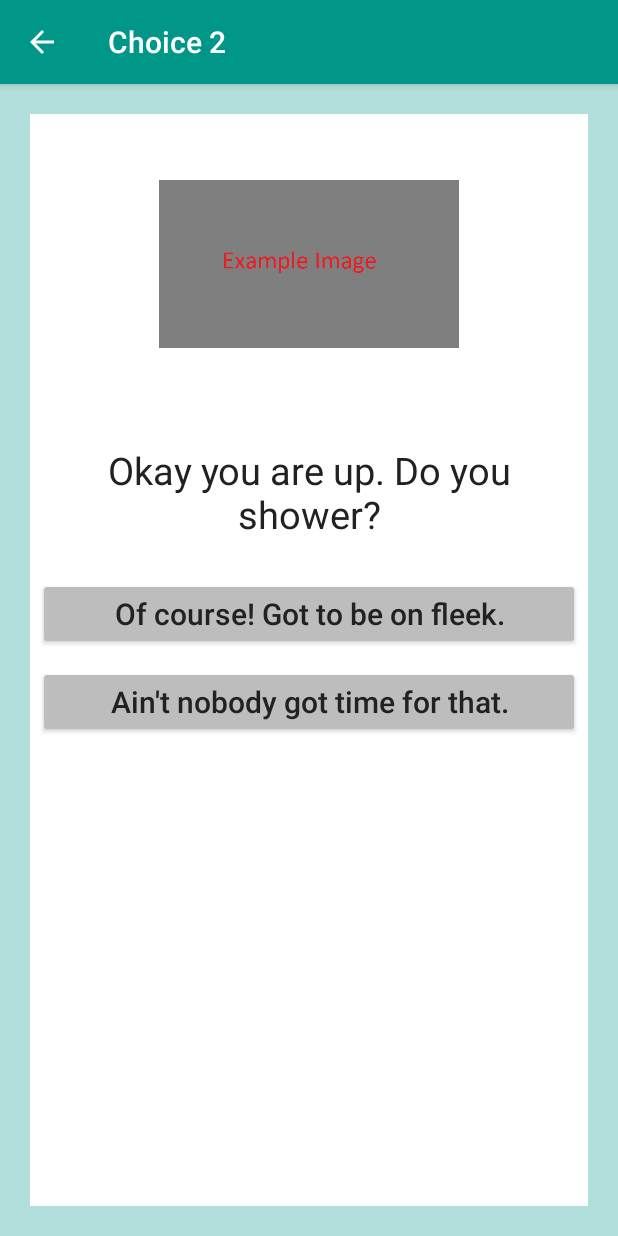
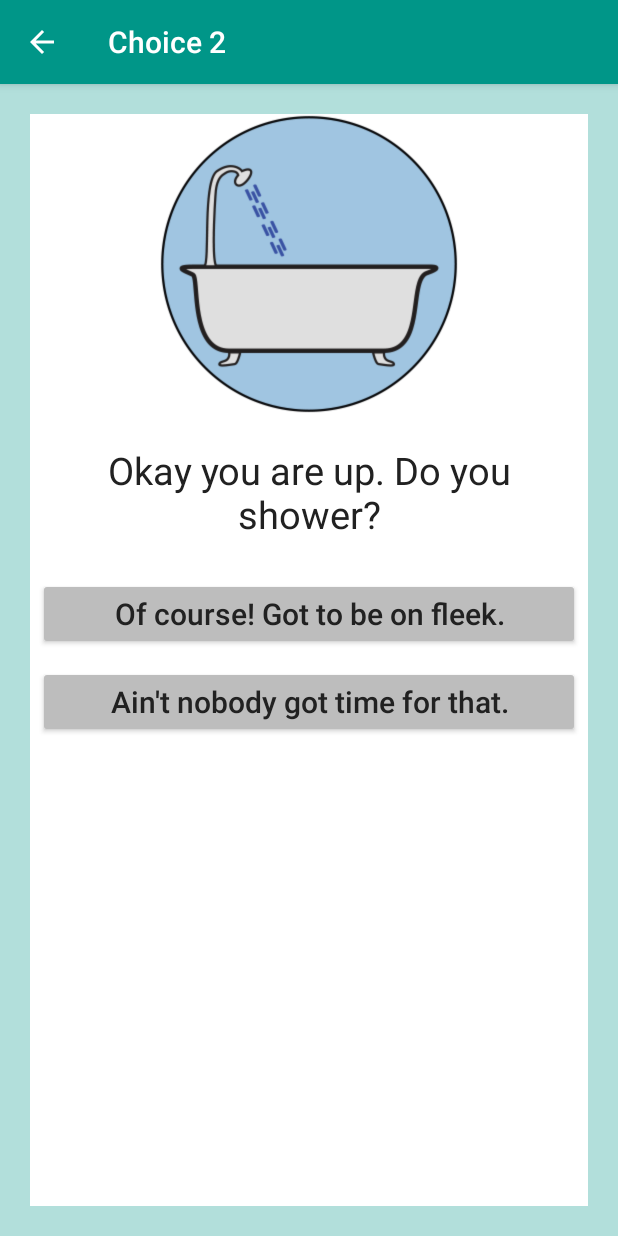
Before and after one commit to bng8/ChooseWisely, an Android app: the Page_2a screen opened directly, with no data from a screen before it, on a phone screen of 412 x 824 dp. Run offline under Robolectric (Android 15) with nearby library versions, the phone set to English and light mode, and no system bars; 1 statement that could not run was skipped.

Commit message:
image name

```diff
--- a/app/src/main/res/layout/activity_page_2a.xml
+++ b/app/src/main/res/layout/activity_page_2a.xml
@@ -24,7 +24,7 @@
                 tools:ignore="ContentDescription"
                 android:layout_width="200dp"
                 android:layout_height="200dp"
-                android:src="@drawable/example_image"
+                android:src="@drawable/bathtub_2a"
                 android:layout_gravity="center"/>
 
             <TextView
```
